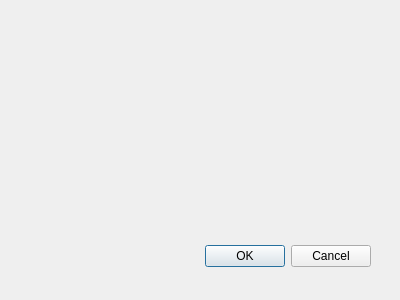
The window that importurls.ui (Alir3z4/yoDownet) describes before a commit, drawn with Qt 5.
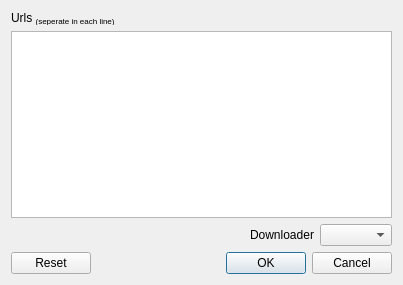
The same window after the commit.

Commit message: ImportUrls interface designed

```diff
--- a/importurls.ui
+++ b/importurls.ui
@@ -8,29 +8,58 @@
    <rect>
     <x>0</x>
     <y>0</y>
-    <width>400</width>
-    <height>300</height>
+    <width>403</width>
+    <height>285</height>
    </rect>
   </property>
   <property name="windowTitle">
    <string>Dialog</string>
   </property>
-  <widget class="QDialogButtonBox" name="buttonBox">
-   <property name="geometry">
-    <rect>
-     <x>30</x>
-     <y>240</y>
-     <width>341</width>
-     <height>32</height>
-    </rect>
-   </property>
-   <property name="orientation">
-    <enum>Qt::Horizontal</enum>
-   </property>
-   <property name="standardButtons">
-    <set>QDialogButtonBox::Cancel|QDialogButtonBox::Ok</set>
-   </property>
-  </widget>
+  <layout class="QGridLayout" name="ImportUrlsGridLayout">
+   <item row="0" column="0" colspan="2">
+    <widget class="QLabel" name="urlsLabel">
+     <property name="text">
+      <string>Urls &lt;span style=&quot; vertical-align:sub;&quot;&gt;(seperate in each line)&lt;/span&gt;</string>
+     </property>
+    </widget>
+   </item>
+   <item row="1" column="0" colspan="3">
+    <widget class="QPlainTextEdit" name="urlsTextEdit"/>
+   </item>
+   <item row="2" column="0">
+    <spacer name="dlerHSpacer">
+     <property name="orientation">
+      <enum>Qt::Horizontal</enum>
+     </property>
+     <property name="sizeHint" stdset="0">
+      <size>
+       <width>232</width>
+       <height>20</height>
+      </size>
+     </property>
+    </spacer>
+   </item>
+   <item row="2" column="1">
+    <widget class="QLabel" name="dlerLabel">
+     <property name="text">
+      <string>Downloader</string>
+     </property>
+    </widget>
+   </item>
+   <item row="2" column="2">
+    <widget class="QComboBox" name="dlerComboBox"/>
+   </item>
+   <item row="3" column="0" colspan="3">
+    <widget class="QDialogButtonBox" name="buttonBox">
+     <property name="orientation">
+      <enum>Qt::Horizontal</enum>
+     </property>
+     <property name="standardButtons">
+      <set>QDialogButtonBox::Cancel|QDialogButtonBox::Ok|QDialogButtonBox::Reset</set>
+     </property>
+    </widget>
+   </item>
+  </layout>
  </widget>
  <pixmapfunction/>
  <resources/>
```
Left out of the diff: 5 changed lines with no effect on the pictures.
